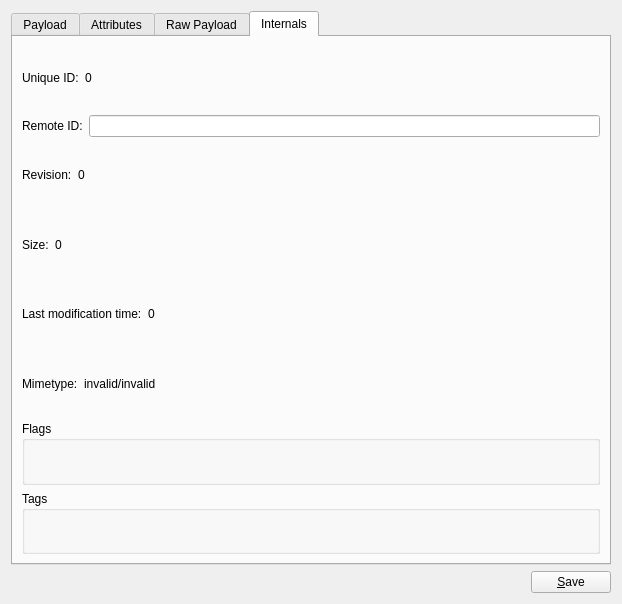
The window that src/browserwidget_contentview.ui (KDE/akonadiconsole) describes before a commit, drawn with Qt 5.
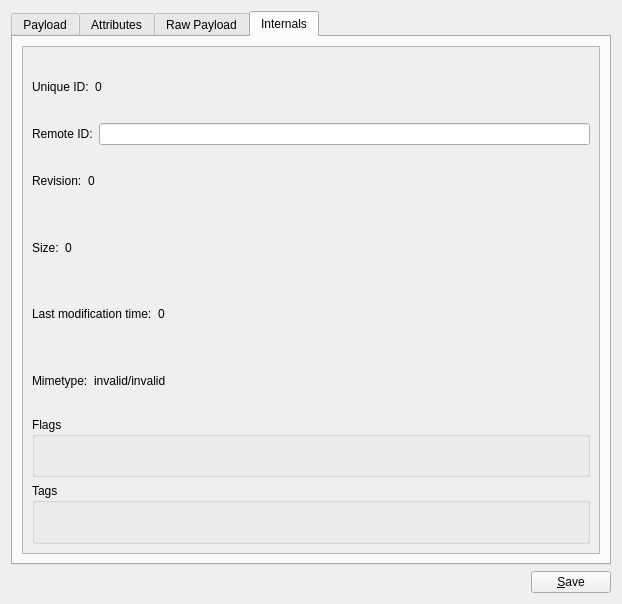
The same window after the commit. The open tabs and pages were chosen to show the change. Custom widgets are drawn as their Qt base class.

Commit message:
Scrollable Area for Browser Internals
Summary:
The contents of the "Internal" tab in the "Browser" tab are too long for
a 1366x768 screen which makes the lower buttons inaccessible.

Test Plan:
Try to resize the Akonadi Console window to a very small size. Before this patch it would not resize beyond certain
point.

Reviewers: #kde_pim, mlaurent

Reviewed By: #kde_pim, mlaurent

Subscribers: mlaurent

Tags: #kde_pim

Patch:
```diff
--- a/src/browserwidget_contentview.ui
+++ b/src/browserwidget_contentview.ui
@@ -208,6 +208,21 @@
       </attribute>
       <layout class="QGridLayout">
        <item row="0" column="0">
+        <widget class="QScrollArea" name="scrollArea">
+         <property name="widgetResizable">
+          <bool>true</bool>
+         </property>
+         <widget class="QWidget" name="scrollAreaWidgetContents">
+          <property name="geometry">
+           <rect>
+            <x>0</x>
+            <y>0</y>
+            <width>586</width>
+            <height>501</height>
+           </rect>
+          </property>
+          <layout class="QVBoxLayout" name="verticalLayout_2">
+           <item>
         <layout class="QHBoxLayout">
          <item>
           <widget class="QLabel" name="label_2">
@@ -231,7 +246,7 @@
          </item>
         </layout>
        </item>
-       <item row="1" column="0">
+           <item>
         <layout class="QHBoxLayout">
          <item>
           <widget class="QLabel" name="label_4">
@@ -248,7 +263,7 @@
          </item>
         </layout>
        </item>
-       <item row="2" column="0">
+           <item>
         <layout class="QHBoxLayout">
          <item>
           <widget class="QLabel" name="label_3">
@@ -272,7 +287,7 @@
          </item>
         </layout>
        </item>
-       <item row="3" column="0">
+           <item>
         <layout class="QHBoxLayout">
          <item>
           <widget class="QLabel" name="label_7">
@@ -296,7 +311,7 @@
          </item>
         </layout>
        </item>
-       <item row="4" column="0">
+           <item>
         <layout class="QHBoxLayout">
          <item>
           <widget class="QLabel" name="label_5">
@@ -320,7 +335,7 @@
          </item>
         </layout>
        </item>
-       <item row="5" column="0">
+           <item>
         <layout class="QHBoxLayout">
          <item>
           <widget class="QLabel" name="label_6">
@@ -344,7 +359,7 @@
          </item>
         </layout>
        </item>
-       <item row="6" column="0">
+           <item>
         <widget class="QGroupBox" name="groupBox">
          <property name="title">
           <string>Flags</string>
@@ -369,7 +384,7 @@
          </layout>
         </widget>
        </item>
-       <item row="7" column="0">
+           <item>
         <widget class="QGroupBox" name="groupBox_2">
          <property name="title">
           <string>Tags</string>
@@ -392,6 +407,10 @@
            </widget>
           </item>
          </layout>
+            </widget>
+           </item>
+          </layout>
+         </widget>
         </widget>
        </item>
       </layout>
```
Lines whose indentation alone changed are shown as unchanged.
